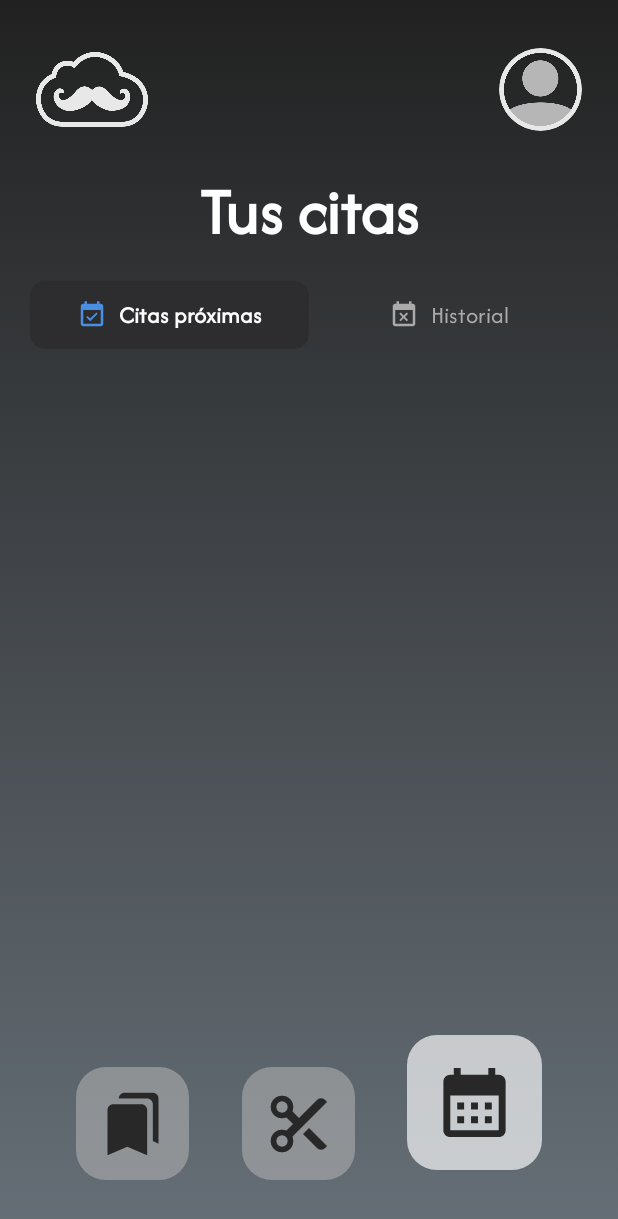
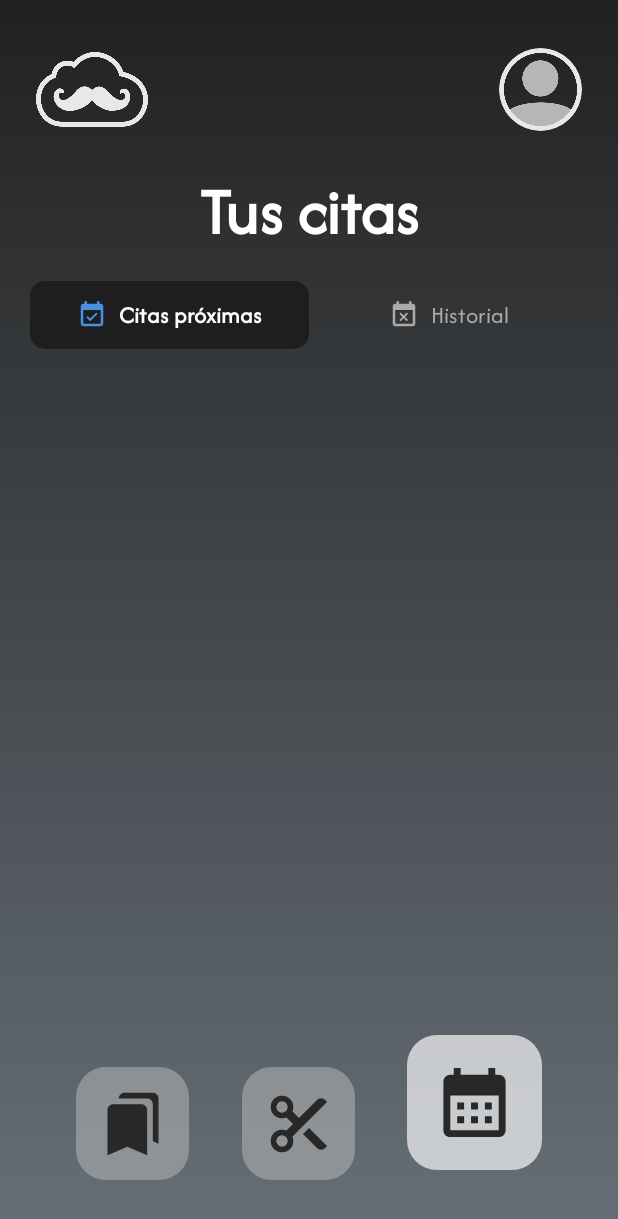
Before and after one commit to fmoorenoo/HairCloud, an Android app built with Jetpack Compose: the composable ClientDatesScreen called with empty values, on a phone screen of 412 x 824 dp. Shown: the top 1219 px of the screen. Run offline under Robolectric (Android 15) with nearby library versions, the phone set to English and light mode, and no system bars.

Commit message:
Recargar citas al cambiar entre pestañas y al fallar el intento de cancelar una cita

```diff
--- a/frontend/app/src/main/java/com/haircloud/screens/client/ClientDatesScreen.kt
+++ b/frontend/app/src/main/java/com/haircloud/screens/client/ClientDatesScreen.kt
@@ -92,7 +92,11 @@ fun ClientDatesScreen(navController: NavController, userId: Int?) {
         }
     }
 
-
+    LaunchedEffect(selectedTab) {
+        clientId?.let {
+            clientViewModel.getDates(it)
+        }
+    }
 
     LaunchedEffect(deleteState) {
         when (val state = deleteState) {
@@ -107,6 +111,7 @@ fun ClientDatesScreen(navController: NavController, userId: Int?) {
                 snackbarMessage = state.message
                 snackbarType = SnackbarType.ERROR
                 datesViewModel.resetDeleteDateState()
+                clientId?.let { clientViewModel.getDates(it) }
             }
 
             else -> {}
@@ -394,7 +399,7 @@ fun TabButton(
     onClick: () -> Unit,
     modifier: Modifier = Modifier
 ) {
-    val backgroundColor = if (isSelected) Color(0xFF2D2D2F) else Color.Transparent
+    val backgroundColor = if (isSelected) Color(0xFF1E1E1E) else Color.Transparent
     val textColor = if (isSelected) Color.White else Color(0xFFAAAAAA)
 
     Box(
@@ -441,7 +446,7 @@ fun DateCard(
 
     val shadeColors = listOf(
         Color(0xFF1E1E1E),
-        Color(0xFF2A2A2A),
+        Color(0xFF333333),
     )
 
     val cardBackground = if (isActive) {
```
